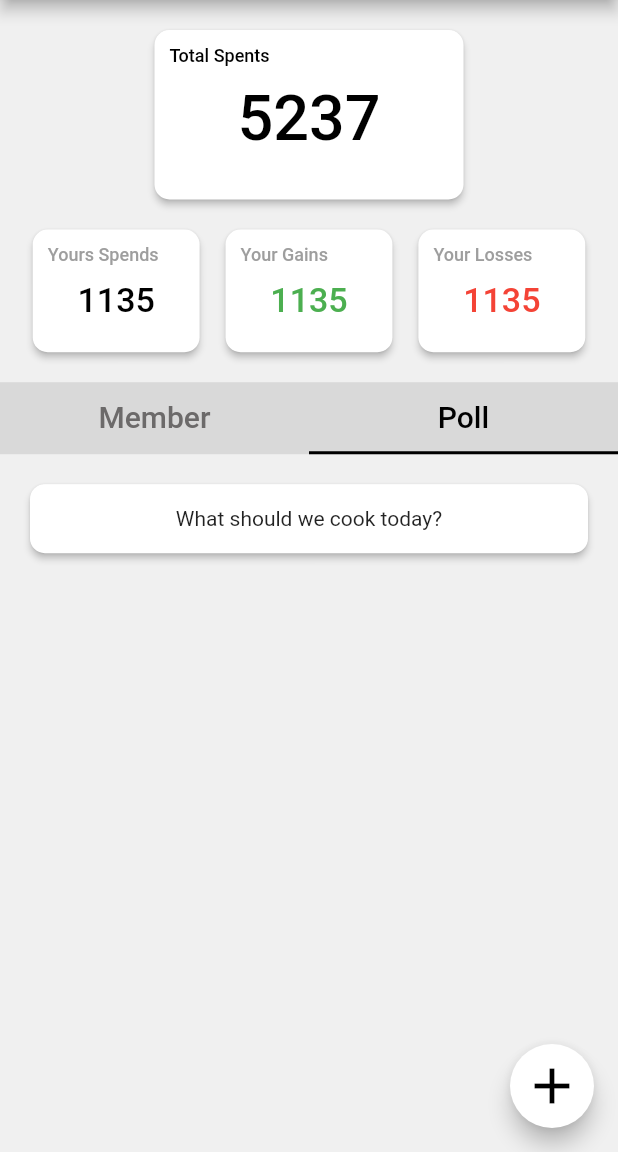
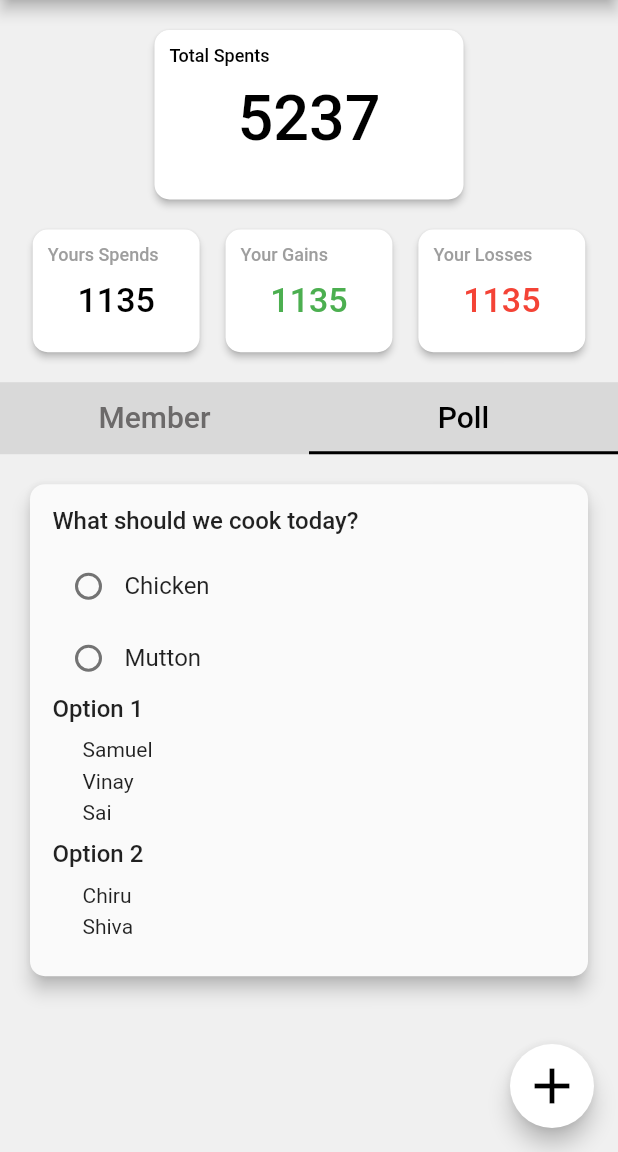
Before and after one commit to RamVinay3/splitbliss, a Flutter app: the DepositeMode screen opened directly, tab 2 chosen, on a phone screen of 412 x 824 dp, the part 84-1236 px from its top. Run offline on Flutter 3.47's test engine with Material 2 defaults, Android fonts, the phone set to English and light mode, and no system bars; our stand-ins replace firebase_auth, firebase_core, flutter_svg, google_fonts, google_sign_in; missing offline and left inert: random_color; accounts and stored records are empty.

Commit message:
poll card widget added

```diff
--- a/analysis_options.yaml
+++ b/analysis_options.yaml
@@ -7,7 +7,7 @@
 
 # The following line activates a set of recommended lints for Flutter apps,
 # packages, and plugins designed to encourage good coding practices.
-include: package:flutter_lints/flutter.yaml
+# include: package:flutter_lints/flutter.yaml
 
 linter:
   # The lint rules applied to this project can be customized in the
--- /dev/null
+++ b/lib/widgets/poll_card.dart
@@ -0,0 +1,79 @@
+import 'package:flutter/material.dart';
+import 'package:splitbliss/widgets/radio_button.dart';
+
+class PollCard extends StatefulWidget {
+  const PollCard({super.key});
+
+  @override
+  State<PollCard> createState() => _PollCardState();
+}
+
+class _PollCardState extends State<PollCard> {
+  List<String> options = [
+    'Chicken',
+    'Mutton',
+  ];
+  String selectedOption = "";
+  @override
+  Widget build(BuildContext context) {
+    return Material(
+      elevation: 5,
+      borderRadius: BorderRadius.circular(10),
+      child: Container(
+          padding: EdgeInsets.all(15),
+          child: Column(
+            crossAxisAlignment: CrossAxisAlignment.start,
+            children: [
+              Text("What should we cook today?",
+                  style: TextStyle(fontSize: 16, fontWeight: FontWeight.w500)),
+              SizedBox(height: 10),
+              RadioButton(
+                value: options[0],
+                groupValue: selectedOption,
+                onChanged: (value) {
+                  setState(() {
+                    selectedOption = value.toString();
+                  });
+                },
+              ),
+              RadioButton(
+                value: options[1],
+                groupValue: selectedOption,
+                onChanged: (value) {
+                  setState(() {
+                    selectedOption = value.toString();
+                  });
+                },
+              ),
+              Text("Option 1",
+                  style: TextStyle(fontSize: 16, fontWeight: FontWeight.w500)),
+              // SizedBox(height: 10),
+              Container(
+                  padding: EdgeInsets.symmetric(vertical: 10, horizontal: 20),
+                  child: Column(
+                    crossAxisAlignment: CrossAxisAlignment.start,
+                    children: [
+                      Text("Samuel"),
+                      SizedBox(height: 5),
+                      Text("Vinay"),
+                      SizedBox(height: 5),
+                      Text("Sai"),
+                    ],
+                  )),
+              Text("Option 2",
+                  style: TextStyle(fontSize: 16, fontWeight: FontWeight.w500)),
+              Container(
+                  padding: EdgeInsets.symmetric(vertical: 10, horizontal: 20),
+                  child: Column(
+                    crossAxisAlignment: CrossAxisAlignment.start,
+                    children: [
+                      Text("Chiru"),
+                      SizedBox(height: 5),
+                      Text("Shiva"),
+                    ],
+                  ))
+            ],
+          )),
+    );
+  }
+}
--- a/lib/widgets/poll_tab.dart
+++ b/lib/widgets/poll_tab.dart
@@ -1,7 +1,7 @@
 // ignore_for_file: must_be_immutable, prefer_const_constructors, prefer_const_literals_to_create_immutables, prefer_is_not_empty, avoid_unnecessary_containers
 
 import 'package:flutter/material.dart';
-import 'package:splitbliss/widgets/radio_button.dart';
+import 'package:splitbliss/widgets/poll_card.dart';
 import 'package:splitbliss/widgets/svg.dart';
 
 class PollTab extends StatelessWidget {
@@ -15,8 +15,6 @@ class PollTab extends StatelessWidget {
   ];
 
   String value = "";
-
-
 
   @override
   Widget build(BuildContext context) {
@@ -41,21 +39,7 @@ class PollTab extends StatelessWidget {
       return Container(
         padding: EdgeInsets.all(20),
         child: ListView(
-          children: [
-            Material(
-              elevation: 2,
-              color: Colors.white,
-              borderRadius: BorderRadius.circular(10),
-              child: Container(
-                  padding: EdgeInsets.all(15),
-                  child: Column(
-                    children: [
-                      Text("What should we cook today?"),
-
-                    ],
-                  )),
-            )
-          ],
+          children: [PollCard()],
         ),
       );
     }
--- a/lib/widgets/radio_button.dart
+++ b/lib/widgets/radio_button.dart
@@ -3,11 +3,17 @@
 import 'package:flutter/material.dart';
 
 class RadioButton extends StatelessWidget {
-  RadioButton({required this.value, required this.groupValue, required this.onChanged});
+  RadioButton({
+    required this.value,
+    required this.groupValue,
+    required this.onChanged,
+    this.fontSize = 16,
+  });
 
   String value;
   String groupValue;
   Function onChanged;
+  double fontSize;
 
   @override
   Widget build(BuildContext context) {
@@ -20,7 +26,7 @@ class RadioButton extends StatelessWidget {
             onChanged(value);
           },
         ),
-        Text(value),
+        Text(value, style: TextStyle(fontSize: fontSize)),
       ],
     );
   }
```
